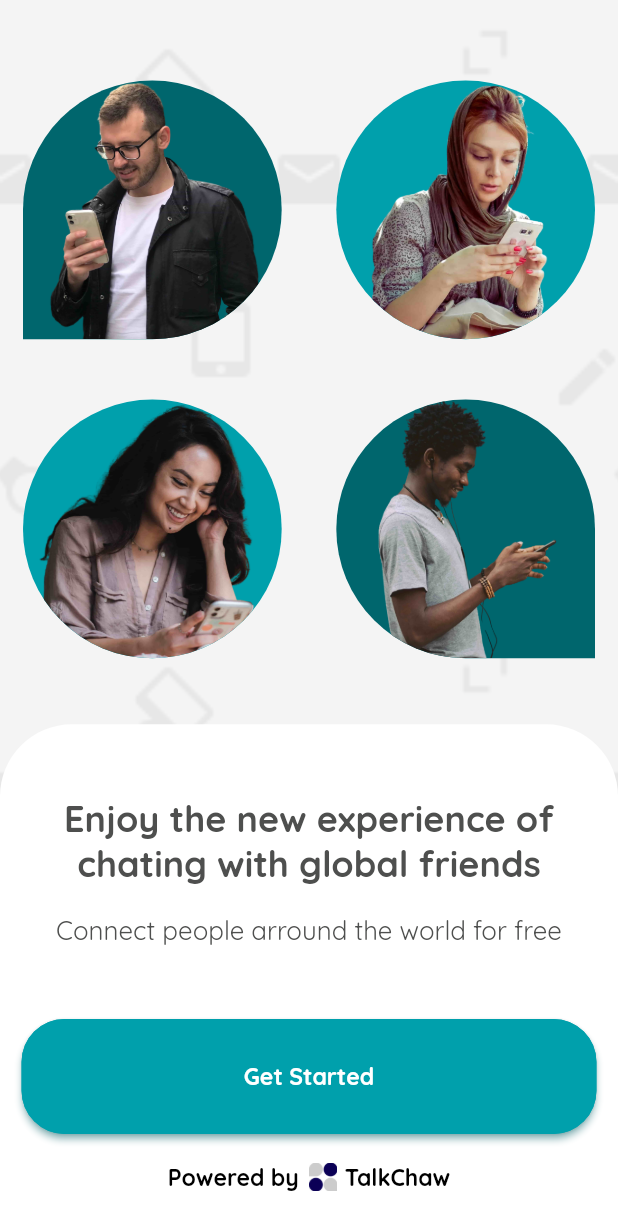
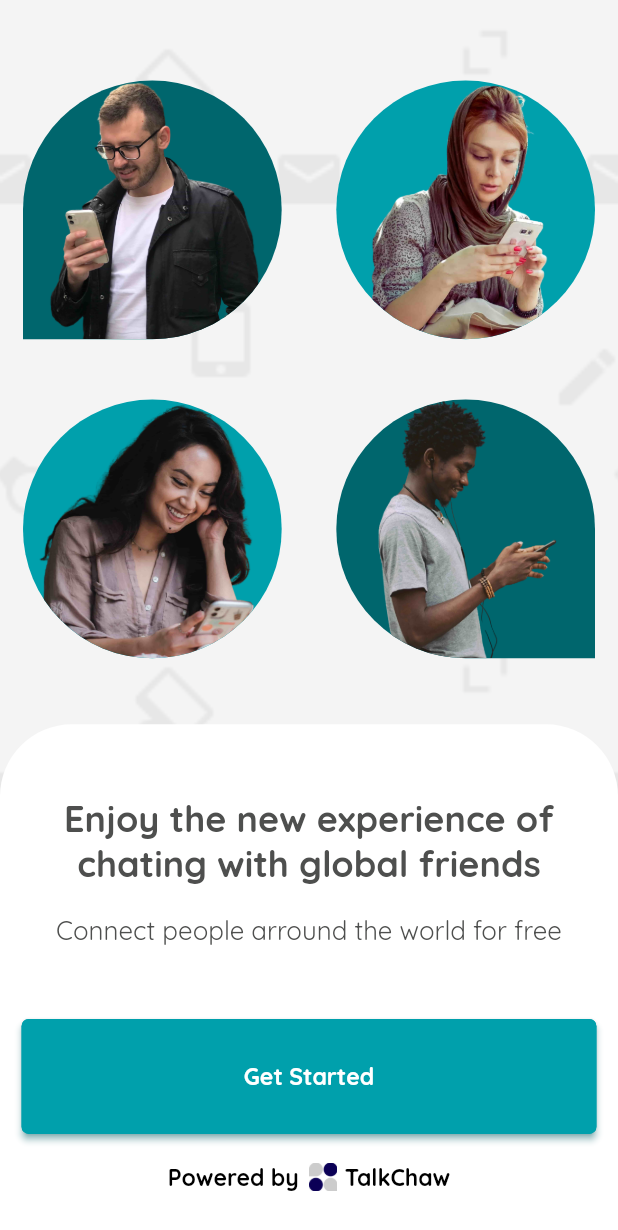
Before and after one commit to mcbryan1/talkchaw, a Flutter app: the screen it shows after launch, on a phone screen of 412 x 824 dp. Shown: the top 1230 px of the screen. Run offline on Flutter 3.47's test engine with Material 2 defaults, Android fonts, the light colour scheme and no system bars; our stand-ins replace cloud_firestore, firebase_auth, firebase_core, go_router, google_fonts, responsive_framework and 1 more; accounts and stored records are empty.

```diff
--- a/lib/screens/welcome_screen/welcome_screen.dart
+++ b/lib/screens/welcome_screen/welcome_screen.dart
@@ -133,6 +133,7 @@ class WelcomeScreen extends StatelessWidget {
                           Padding(
                             padding: const EdgeInsets.symmetric(horizontal: 15),
                             child: TalkChawButton(
+                              borderRadius: 5,
                               text: 'Get Started',
                               onPressed: () {
                                 nextScreen(context, const Login());
```
Also changed, not shown: lib/screens/major_screens/profile/profile.dart (+6 -2 lines).
